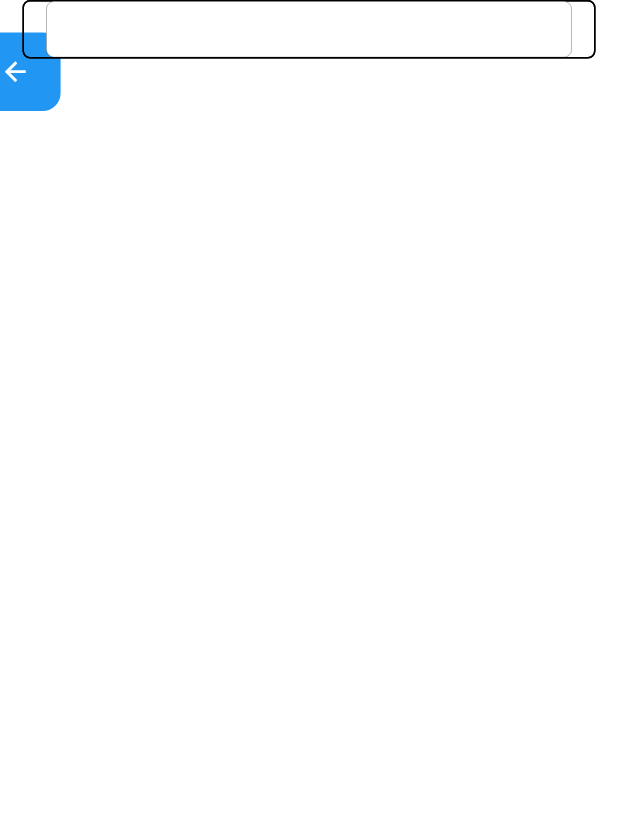
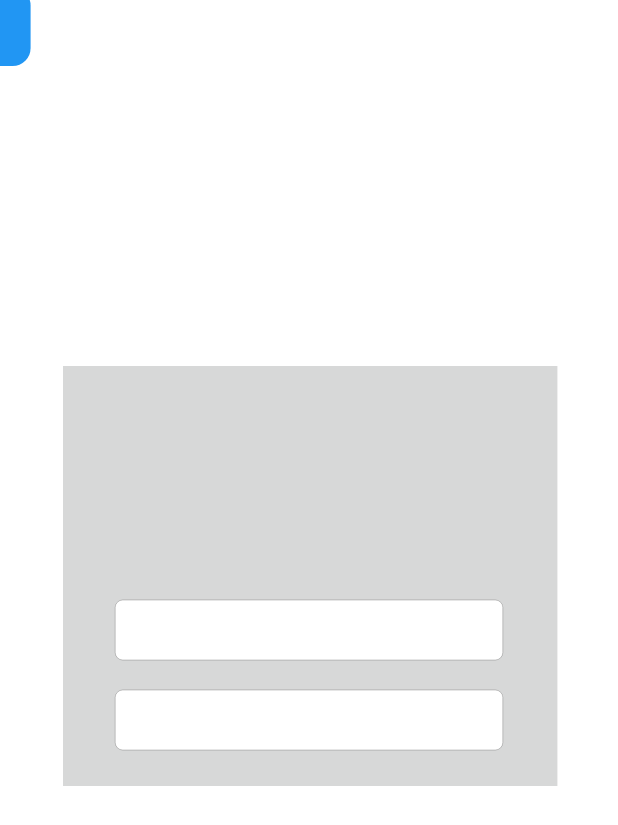
Before and after one commit to mario1525/flutter, a Flutter app: the MyCustomForm screen opened by its route, on a phone screen of 412 x 824 dp. Shown: the top 825 px of the screen. Run offline on Flutter 3.47's test engine with Material 2 defaults, Android fonts, the phone set to English and light mode, and no system bars; missing offline and left inert: dart:ffi.

Commit message:
posicionando los textos

```diff
--- a/app_mario/lib/widget/mysingIn.dart
+++ b/app_mario/lib/widget/mysingIn.dart
@@ -1,3 +1,4 @@
+import 'dart:ffi';
 import 'package:app_mario/widget/backgraund.dart';
 import 'package:flutter/cupertino.dart';
 import 'package:flutter/material.dart';
@@ -12,15 +13,13 @@ class MyCustomForm extends StatefulWidget {
 class MyCustom extends State<MyCustomForm> {
   @override
   Widget build(BuildContext context) {
-    return Form(
-      child: Center(
-        child: Stack(
+    return Stack(
       children: <Widget>[
         backgraund(),
         //boton de navegacion
         Positioned(
-              bottom: 750,
-              left: -20,
+          bottom: 780,
+          left: -40,
           child: CupertinoButton.filled(
             onPressed: () {
               Navigator.pop(context);
@@ -29,43 +28,60 @@ class MyCustom extends State<MyCustomForm> {
           ),
         ),
         Positioned(
-              child: _correo(),
+          left: 40,
+          bottom: 300,
+          child: Container(
+            margin: const EdgeInsets.symmetric(horizontal: 2),
+            width: MediaQuery.of(context).size.width * 0.8,
+            height: 280,
+            color: Color.fromARGB(255, 215, 216, 216),
+          ),
+        ),
+        Positioned(
+          child: form(),
+        ),
+      ],
+    );
+  }
+}
+
+class form extends StatelessWidget {
+  @override
+  Widget build(BuildContext context) {
+    return Container(
+      child: Column(
+        children: [
+          Container(
+            width: MediaQuery.of(context).size.width,
+            height: 400.0,
+          ),
+          Container(
+            width: MediaQuery.of(context).size.width * 0.7,
+            decoration: BoxDecoration(
+              borderRadius: BorderRadius.circular(5),
+            ),
+            padding: const EdgeInsets.symmetric(horizontal: 15),
+            margin: const EdgeInsets.symmetric(horizontal: 15),
+            child: CupertinoTextField(
+              style: const TextStyle(fontSize: 22),
+            ),
           ),
           SizedBox(
-              height: 200,
+            height: 20,
           ),
-            Positioned(
-              child: _contra(),
+          Container(
+            width: MediaQuery.of(context).size.width * 0.7,
+            decoration: BoxDecoration(
+              borderRadius: BorderRadius.circular(5),
+            ),
+            padding: const EdgeInsets.symmetric(horizontal: 15),
+            margin: const EdgeInsets.symmetric(horizontal: 15),
+            child: CupertinoTextField(
+              style: const TextStyle(fontSize: 22),
+            ),
           ),
         ],
-        ),
       ),
     );
   }
 }
-
-Container _correo() {
-  return Container(
-    decoration: BoxDecoration(
-        borderRadius: BorderRadius.circular(5),
-        border: Border.all(color: Colors.black)),
-    padding: const EdgeInsets.symmetric(horizontal: 15),
-    margin: const EdgeInsets.symmetric(horizontal: 15),
-    child: CupertinoTextField(
-      style: const TextStyle(fontSize: 20),
-    ),
-  );
-}
-
-Container _contra() {
-  return Container(
-    decoration: BoxDecoration(
-        borderRadius: BorderRadius.circular(5),
-        border: Border.all(color: Colors.black)),
-    padding: const EdgeInsets.symmetric(horizontal: 15),
-    margin: const EdgeInsets.symmetric(horizontal: 15),
-    child: CupertinoTextField(
-      style: const TextStyle(fontSize: 20),
-    ),
-  );
-}
```
Also changed, not shown: app_mario/lib/widget/mysingUp.dart (+85 -4 lines). Lines whose indentation alone changed are shown as unchanged.
